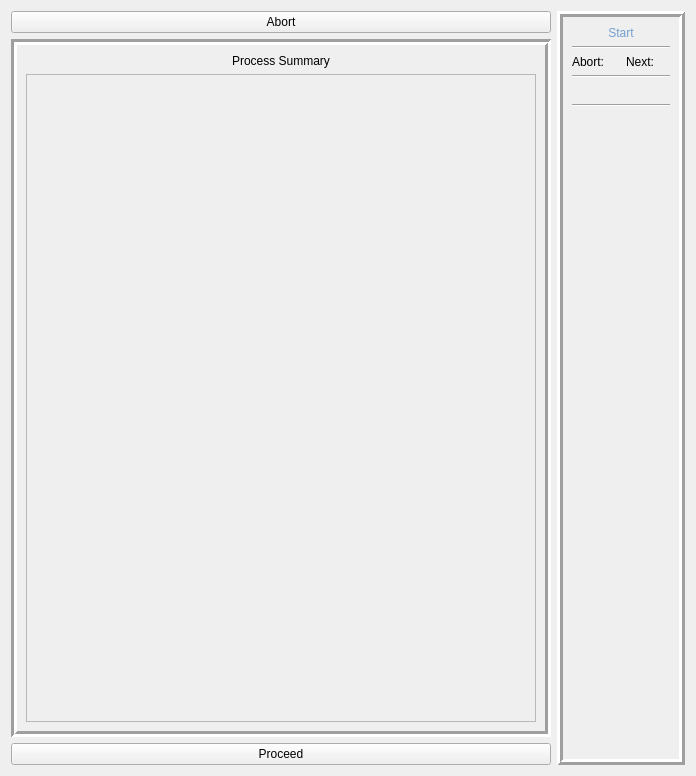
This is src/L4/ui/state.ui in vedangnaik/Carina-mirror as Qt 5 draws it before an edit. The edited form follows.
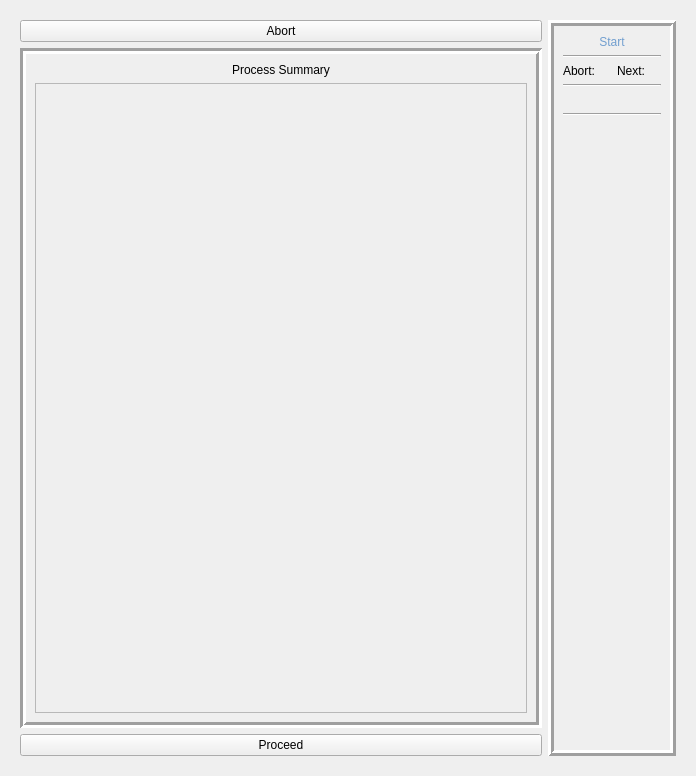
This is the edited form.

What changed in the file:
```diff
--- a/src/L4/ui/state.ui
+++ b/src/L4/ui/state.ui
@@ -22,6 +22,9 @@
   <property name="lineWidth" stdset="0">
    <number>4</number>
   </property>
+  <layout class="QHBoxLayout" name="horizontalLayout_8">
+   <item>
+    <widget class="QWidget" name="StateWidget" native="true">
   <layout class="QHBoxLayout" name="horizontalLayout_7">
    <item>
     <layout class="QHBoxLayout" name="horizontalLayout_6">
@@ -69,8 +72,8 @@
               <rect>
                <x>0</x>
                <y>0</y>
-               <width>490</width>
-               <height>623</height>
+                  <width>472</width>
+                  <height>605</height>
               </rect>
              </property>
              <layout class="QHBoxLayout" name="horizontalLayout_3">
@@ -306,6 +309,9 @@
       </widget>
      </item>
     </layout>
+      </item>
+     </layout>
+    </widget>
    </item>
   </layout>
  </widget>
```
Lines whose indentation alone changed are shown as unchanged.
